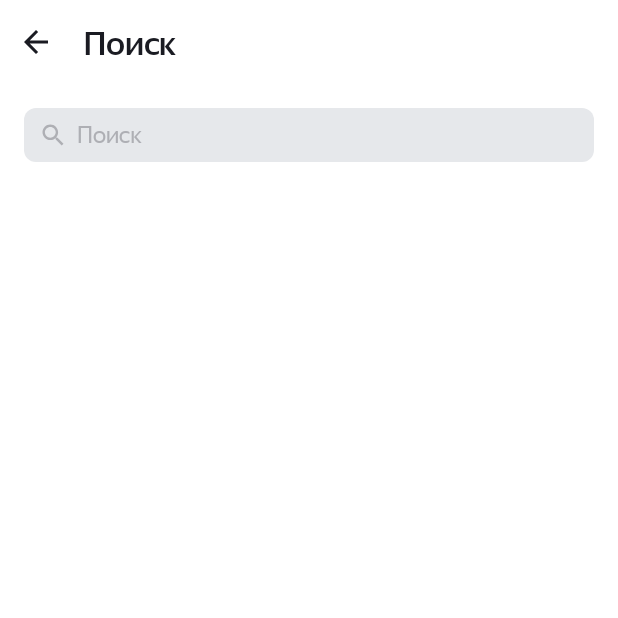
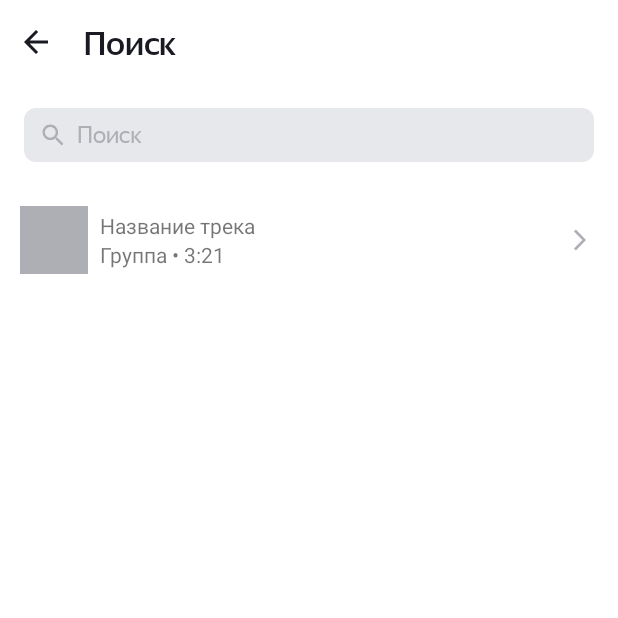
Before and after one commit to lsltnv/Playlist-Maker, an Android app: the SearchActivity screen opened directly, with no data from a screen before it, on a phone screen of 412 x 824 dp, the top half of it. Run offline under Robolectric (Android 15) with nearby library versions, the phone set to English and light mode, and no system bars.

Commit message:
10.0.0 допилить верстку

```diff
--- /dev/null
+++ b/app/src/main/res/drawable/search_forward.xml
@@ -0,0 +1,9 @@
+<vector xmlns:android="http://schemas.android.com/apk/res/android"
+    android:width="24dp"
+    android:height="24dp"
+    android:viewportWidth="24"
+    android:viewportHeight="24">
+  <path
+      android:pathData="M8,17.749L9.213,19L16,12L9.213,5L8,6.252L13.573,12L8,17.749Z"
+      android:fillColor="#AEAFB4"/>
+</vector>
--- a/app/src/main/res/layout/activity_search.xml
+++ b/app/src/main/res/layout/activity_search.xml
@@ -13,8 +13,7 @@
         <ImageView
             android:id="@+id/ic_back_button_searchAct"
             style="@style/toolbar_icon"
-            android:src="@drawable/ic_back"
-            />
+            android:src="@drawable/ic_back" />
 
         <TextView
             android:id="@+id/toolbar_title_searchAct"
@@ -28,25 +27,73 @@
     <FrameLayout
         android:layout_width="match_parent"
         android:layout_height="wrap_content"
-        android:layout_margin="16dp"
-         >
+        android:layout_margin="16dp">
 
         <EditText
             android:id="@+id/inputEditText"
+            style="@style/edit_Text"
             android:layout_width="match_parent"
-            android:layout_height="36dp"
-            style="@style/edit_Text"/>
+            android:layout_height="36dp" />
 
         <ImageView
             android:id="@+id/clear_button"
-            android:src="@drawable/delete"
             android:layout_width="wrap_content"
             android:layout_height="wrap_content"
             android:layout_gravity="end|center_vertical"
-            app:tint="@color/editText_SearchAct_color"
             android:paddingEnd="11dp"
-            android:visibility="gone"/>
-   </FrameLayout>
+            android:src="@drawable/delete"
+            android:visibility="gone"
+            app:tint="@color/editText_SearchAct_color" />
+    </FrameLayout>
+
+    <FrameLayout
+
+        android:layout_width="match_parent"
+        android:layout_height="wrap_content"
+        android:layout_margin="13dp"
+        android:orientation="horizontal"
+        android:paddingBottom="8dp">
+
+        <ImageView
+            android:layout_width="45dp"
+            android:layout_height="45dp"
+            android:layout_gravity="start"
+            android:src="@color/iconColor" />
+
+        <LinearLayout
+            android:layout_width="wrap_content"
+            android:layout_height="wrap_content"
+            android:layout_gravity="center_vertical"
+            android:layout_marginStart="53dp"
+            android:gravity="center"
+            android:orientation="vertical">
+
+            <TextView
+                android:layout_width="match_parent"
+                android:layout_height="wrap_content"
+                android:text="Название трека" />
+
+
+            <TextView
+                android:layout_width="match_parent"
+                android:layout_height="wrap_content"
+                android:text="Группа • 3:21" />
+
+
+        </LinearLayout>
+
+
+        <ImageView
+            android:id="@+id/search_forward"
+            android:layout_width="wrap_content"
+            android:layout_height="wrap_content"
+            android:layout_gravity="end|center_vertical"
+            android:src="@drawable/search_forward"
+
+
+            />
+
+    </FrameLayout>
 
 
 </LinearLayout>
--- /dev/null
+++ b/app/src/main/res/layout/activity_search_recycler_view.xml
@@ -0,0 +1,6 @@
+<?xml version="1.0" encoding="utf-8"?>
+<androidx.constraintlayout.widget.ConstraintLayout xmlns:android="http://schemas.android.com/apk/res/android"
+    android:layout_width="match_parent"
+    android:layout_height="match_parent">
+
+</androidx.constraintlayout.widget.ConstraintLayout>
```
